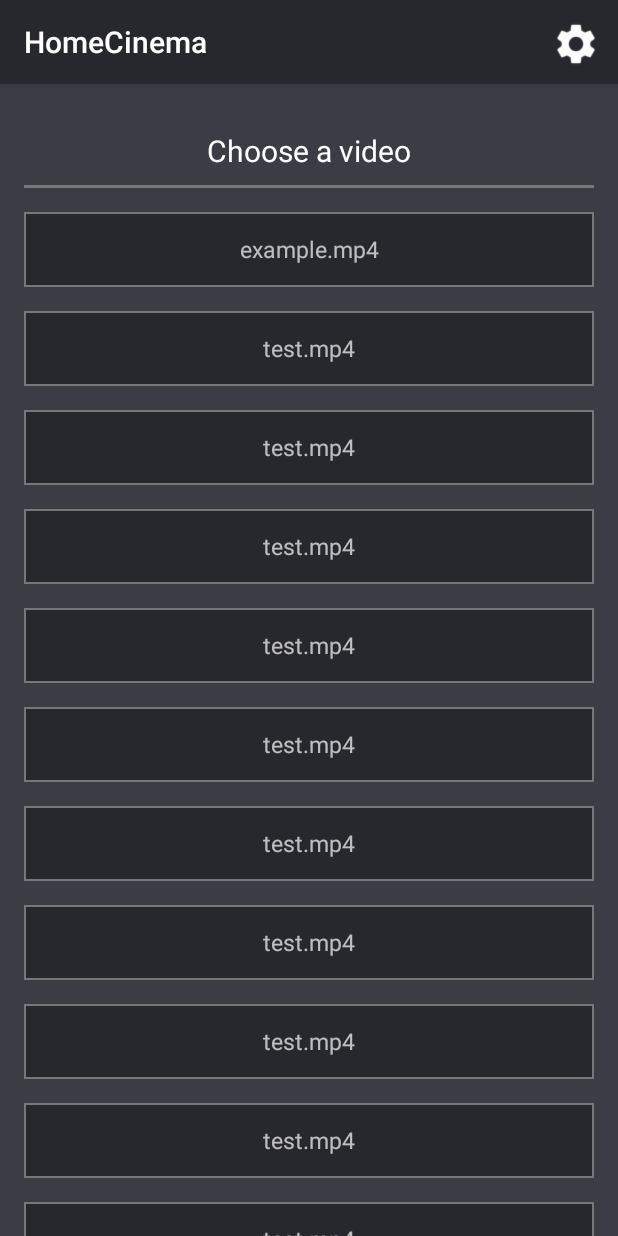
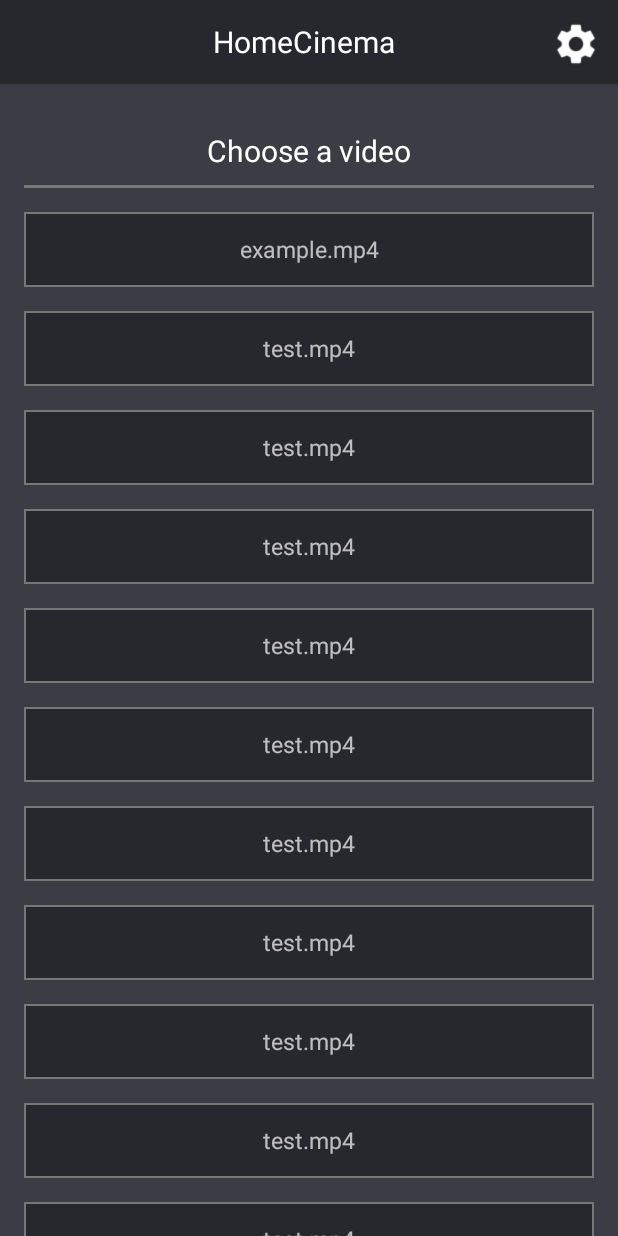
Before and after one commit to daniel0707/Home-Cinema, an Android app: the screen it shows after launch (MainActivity), on a phone screen of 412 x 824 dp. Run offline under Robolectric (Android 15) with nearby library versions, the phone set to English and light mode, and no system bars.

Commit message:
centered the toolbar title

```diff
--- a/app/src/main/java/com/example/android/homecinema/MainActivity.kt
+++ b/app/src/main/java/com/example/android/homecinema/MainActivity.kt
@@ -4,13 +4,18 @@ import android.content.Intent
 import android.support.v7.app.AppCompatActivity
 import android.os.Bundle
 import android.support.v7.widget.LinearLayoutManager
+import android.support.v7.widget.Toolbar
 import kotlinx.android.synthetic.main.activity_main.*
 import android.transition.Fade
 import android.transition.TransitionManager
 import android.util.Log
 import android.view.Menu
 import android.view.MenuItem
+import android.view.View
 import android.view.ViewGroup
+import android.widget.TextView
+
+
 
 class MainActivity : AppCompatActivity() {
 
@@ -40,18 +45,16 @@ class MainActivity : AppCompatActivity() {
         // Now get the support action bar
         val actionBar = supportActionBar
 
-        // Set toolbar title/app title
-        actionBar!!.title = "HomeCinema"
-
-
         // Set action bar elevation
-        actionBar.elevation = 4.0F
+        actionBar!!.elevation = 4.0F
 
     }
     override fun onCreateOptionsMenu(menu: Menu): Boolean {
         // Inflate the menu to use in the action bar
         val inflater = menuInflater
         inflater.inflate(R.menu.homecinemamenu, menu)
+        // Set toolbar title
+        toolbar_text.text = "HomeCinema"
         return super.onCreateOptionsMenu(menu)
     }
 
--- a/app/src/main/res/layout/activity_main.xml
+++ b/app/src/main/res/layout/activity_main.xml
@@ -16,7 +16,20 @@
         android:minHeight="?attr/actionBarSize"
         android:padding="1dp"
         app:subtitleTextColor="#f5fbff"
-        app:titleTextColor="#fff" />
+        app:titleTextColor="#fff"
+        android:gravity="center">
+
+    <TextView
+        android:layout_width="match_parent"
+        android:layout_marginStart="50dp"
+        android:layout_height="wrap_content"
+        android:textColor="@color/colorText"
+        android:gravity="center"
+        android:textSize="20sp"
+        tools:text="Some title"
+        android:id="@+id/toolbar_text"
+        />
+    </android.support.v7.widget.Toolbar>
 
 
     <LinearLayout
--- a/app/src/main/res/menu/homecinemamenu.xml
+++ b/app/src/main/res/menu/homecinemamenu.xml
@@ -6,7 +6,6 @@
     <item
         android:id="@+id/action_settings"
         android:icon="@drawable/baseline_settings_white_24dp"
-        android:title="juuu"
+        android:title="settings"
         app:showAsAction="ifRoom"/>
-
 </menu>
```
